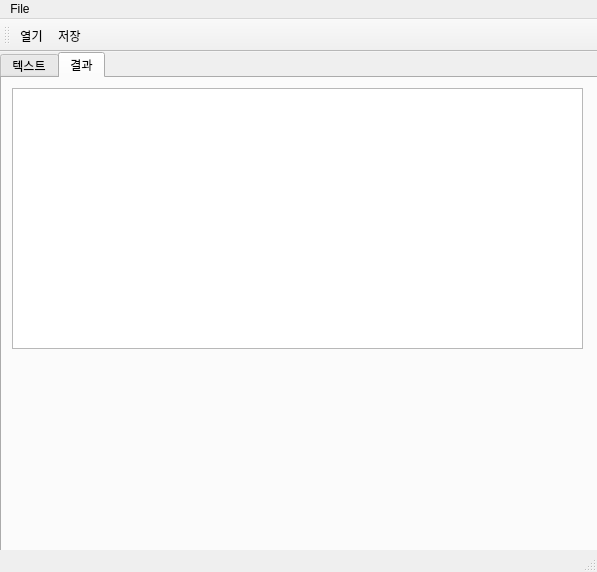
The window that TextAnalyzer/textanalyzer.ui (dlsrnsi/TextAnalyzer) describes before a commit, drawn with Qt 5.
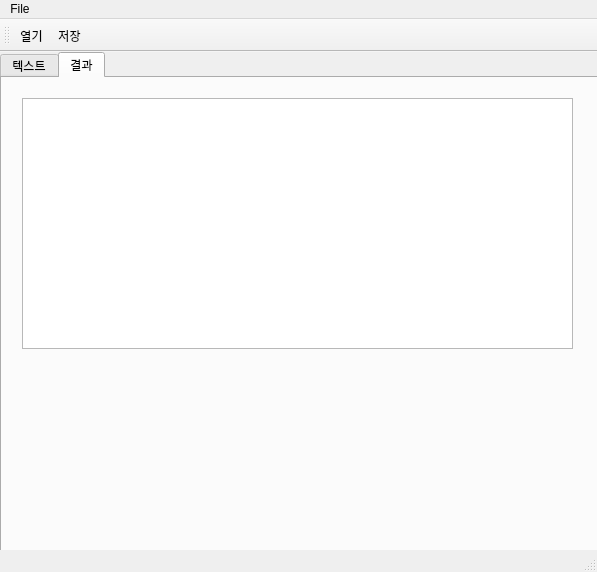
The same window after the commit. The open tabs and pages were chosen to show the change.

```diff
--- a/TextAnalyzer/textanalyzer.ui
+++ b/TextAnalyzer/textanalyzer.ui
@@ -61,21 +61,15 @@
      <attribute name="title">
       <string>결과</string>
      </attribute>
-     <widget class="QTableView" name="tableView">
+     <widget class="QTableWidget" name="tableWidget">
       <property name="geometry">
        <rect>
-        <x>10</x>
-        <y>10</y>
-        <width>571</width>
-        <height>261</height>
+        <x>20</x>
+        <y>20</y>
+        <width>551</width>
+        <height>251</height>
        </rect>
       </property>
-      <property name="alternatingRowColors">
-       <bool>true</bool>
-      </property>
-      <property name="sortingEnabled">
-       <bool>true</bool>
-      </property>
      </widget>
     </widget>
    </widget>
```
